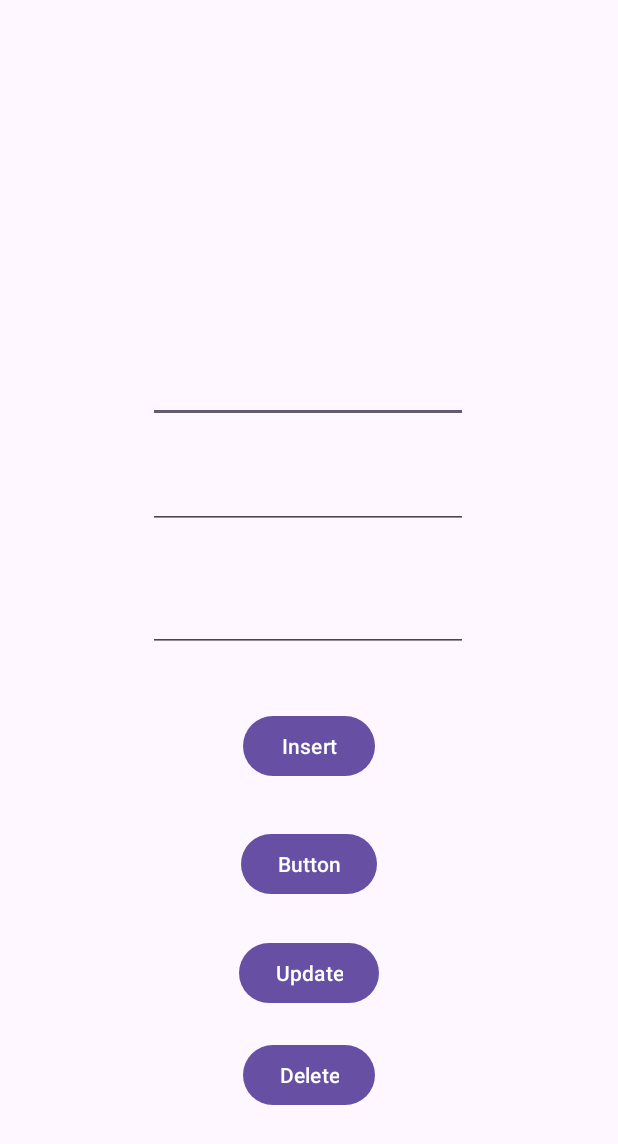
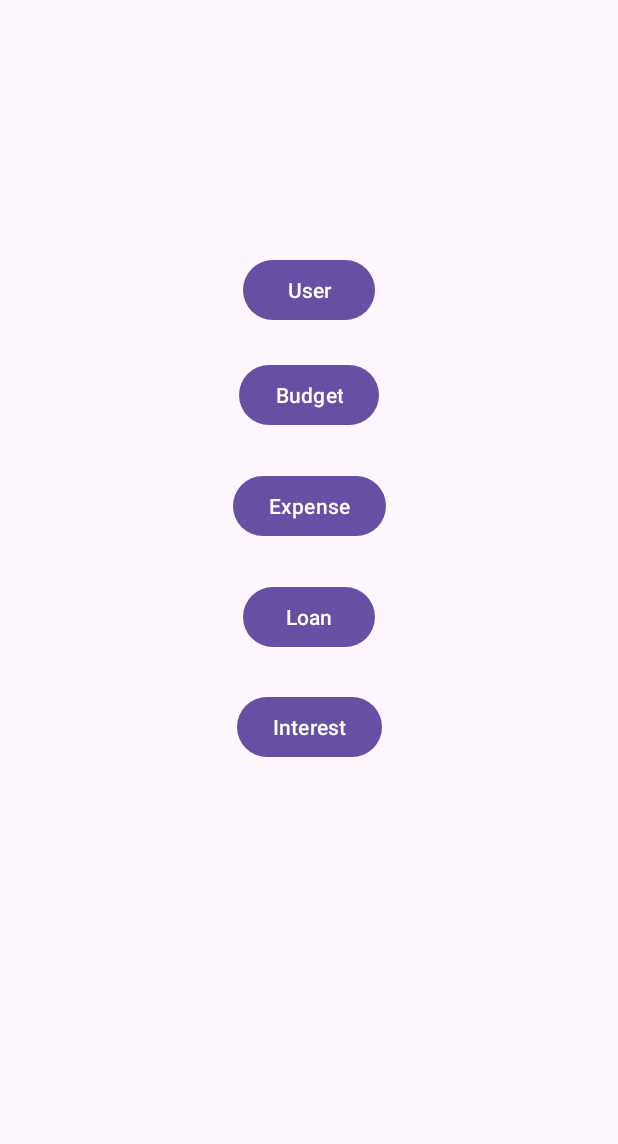
Before and after one commit to quanhm2212/Personal-Money-Management, an Android app: the MainActivity screen opened directly, with no data from a screen before it, on a phone screen of 412 x 824 dp. Shown: the top 1144 px of the screen. Run offline under Robolectric (Android 15) with nearby library versions, the phone set to English and light mode, and no system bars.

Commit message:
A Tùng làm mấy cái function giúp e với

```diff
--- a/app/src/main/java/com/example/myapplication/MainActivity.java
+++ b/app/src/main/java/com/example/myapplication/MainActivity.java
@@ -2,88 +2,26 @@ package com.example.myapplication;
 
 import androidx.appcompat.app.AppCompatActivity;
 
+import android.content.Intent;
 import android.os.Bundle;
 import android.view.View;
 import android.widget.Button;
-import android.widget.EditText;
-import android.widget.Toast;
 
 public class MainActivity extends AppCompatActivity {
 
-    AccountDB myDB;
-    EditText name, sex, dob;
-    Button add, getID, update, delete;
-    CurrentAccount Acc;
-
+    Button btnUser, btnBudget, btnExpense, btnLoan, btnInterest;
     @Override
     protected void onCreate(Bundle savedInstanceState) {
         super.onCreate(savedInstanceState);
         setContentView(R.layout.activity_main);
 
-        Acc = new CurrentAccount();
+        btnUser = findViewById(R.id.btnUser);
 
-        myDB = new AccountDB(this);
-
-        name = findViewById(R.id.name);
-        sex = findViewById(R.id.sex);
-        dob = findViewById(R.id.dob);
-
-        add = findViewById(R.id.add);
-        getID = findViewById(R.id.getID);
-        update = findViewById(R.id.update);
-        delete = findViewById(R.id.delete);
-
-        add.setOnClickListener(new View.OnClickListener() {
+        btnUser.setOnClickListener(new View.OnClickListener() {
             @Override
             public void onClick(View v) {
-                String Name = name.getText().toString();
-                String Sex = sex.getText().toString();
-                String Dob = dob.getText().toString();
-
-                Boolean result = myDB.insertUser(myDB.checkIDUsers(Acc.id), Acc.id, Name, Sex, Dob);
-                if (result == false){
-                    Toast.makeText(MainActivity.this, "Failed", Toast.LENGTH_SHORT).show();
-                }
-                else{
-                    Toast.makeText(MainActivity.this, "Success", Toast.LENGTH_SHORT).show();
-                }
-            }
-        });
-
-        getID.setOnClickListener(new View.OnClickListener() {
-            @Override
-            public void onClick(View v) {
-                Toast.makeText(MainActivity.this, Acc.id.toString(), Toast.LENGTH_SHORT).show();
-            }
-        });
-
-        update.setOnClickListener(new View.OnClickListener() {
-            @Override
-            public void onClick(View v) {
-                String Name = name.getText().toString();
-                String Sex = sex.getText().toString();
-                String Dob = dob.getText().toString();
-
-                Boolean result = myDB.updateUser(myDB.checkIDUsers(Acc.id), Acc.id, Name, Sex, Dob);
-                if (result == false){
-                    Toast.makeText(MainActivity.this, "Failed", Toast.LENGTH_SHORT).show();
-                }
-                else{
-                    Toast.makeText(MainActivity.this, "Success", Toast.LENGTH_SHORT).show();
-                }
-            }
-        });
-
-        delete.setOnClickListener(new View.OnClickListener() {
-            @Override
-            public void onClick(View v) {
-                Boolean result = myDB.deleteUser(Acc.id);
-                if (result == true){
-                    Toast.makeText(MainActivity.this, "Data deleted", Toast.LENGTH_SHORT).show();
-                }
-                else{
-                    Toast.makeText(MainActivity.this, "Failed", Toast.LENGTH_SHORT).show();
-                }
+                Intent intent = new Intent(getApplicationContext(), UsersInfo.class);
+                startActivity(intent);
             }
         });
     }
--- a/app/src/main/res/layout/activity_main.xml
+++ b/app/src/main/res/layout/activity_main.xml
@@ -7,84 +7,58 @@
     tools:context=".MainActivity">
 
     <Button
-        android:id="@+id/add"
+        android:id="@+id/btnUser"
         android:layout_width="wrap_content"
         android:layout_height="wrap_content"
-        android:text="Insert"
+        android:text="User"
         app:layout_constraintBottom_toBottomOf="parent"
         app:layout_constraintEnd_toEndOf="parent"
         app:layout_constraintStart_toStartOf="parent"
         app:layout_constraintTop_toTopOf="parent"
-        app:layout_constraintVertical_bias="0.61" />
+        app:layout_constraintVertical_bias="0.218" />
 
-    <EditText
-        android:id="@+id/name"
+    <Button
+        android:id="@+id/btnBudget"
         android:layout_width="wrap_content"
         android:layout_height="wrap_content"
-        android:ems="10"
-        android:inputType="text"
-        app:layout_constraintBottom_toBottomOf="parent"
-        app:layout_constraintEnd_toEndOf="parent"
-        app:layout_constraintHorizontal_bias="0.497"
-        app:layout_constraintStart_toStartOf="parent"
-        app:layout_constraintTop_toTopOf="parent"
-        app:layout_constraintVertical_bias="0.304" />
-
-    <EditText
-        android:id="@+id/sex"
-        android:layout_width="wrap_content"
-        android:layout_height="wrap_content"
-        android:ems="10"
-        android:inputType="text"
-        app:layout_constraintBottom_toBottomOf="parent"
-        app:layout_constraintEnd_toEndOf="parent"
-        app:layout_constraintHorizontal_bias="0.497"
-        app:layout_constraintStart_toStartOf="parent"
-        app:layout_constraintTop_toTopOf="parent"
-        app:layout_constraintVertical_bias="0.395" />
-
-    <EditText
-        android:id="@+id/dob"
-        android:layout_width="wrap_content"
-        android:layout_height="wrap_content"
-        android:ems="10"
-        android:inputType="text"
-        app:layout_constraintBottom_toBottomOf="parent"
-        app:layout_constraintEnd_toEndOf="parent"
-        app:layout_constraintHorizontal_bias="0.497"
-        app:layout_constraintStart_toStartOf="parent"
-        app:layout_constraintTop_toTopOf="parent" />
-
-    <Button
-        android:id="@+id/getID"
-        android:layout_width="wrap_content"
-        android:layout_height="wrap_content"
-        android:text="Button"
+        android:text="Budget"
         app:layout_constraintBottom_toBottomOf="parent"
         app:layout_constraintEnd_toEndOf="parent"
         app:layout_constraintStart_toStartOf="parent"
         app:layout_constraintTop_toTopOf="parent"
-        app:layout_constraintVertical_bias="0.711" />
+        app:layout_constraintVertical_bias="0.308" />
 
     <Button
-        android:id="@+id/update"
+        android:id="@+id/btnExpense"
         android:layout_width="wrap_content"
         android:layout_height="wrap_content"
-        android:text="Update"
+        android:text="Expense"
         app:layout_constraintBottom_toBottomOf="parent"
         app:layout_constraintEnd_toEndOf="parent"
         app:layout_constraintStart_toStartOf="parent"
         app:layout_constraintTop_toTopOf="parent"
-        app:layout_constraintVertical_bias="0.805" />
+        app:layout_constraintVertical_bias="0.404" />
 
     <Button
-        android:id="@+id/delete"
+        android:id="@+id/btnLoan"
         android:layout_width="wrap_content"
         android:layout_height="wrap_content"
-        android:text="Delete"
+        android:text="Loan"
         app:layout_constraintBottom_toBottomOf="parent"
         app:layout_constraintEnd_toEndOf="parent"
         app:layout_constraintStart_toStartOf="parent"
         app:layout_constraintTop_toTopOf="parent"
-        app:layout_constraintVertical_bias="0.893" />
+        app:layout_constraintVertical_bias="0.499" />
+
+    <Button
+        android:id="@+id/btnInterest"
+        android:layout_width="wrap_content"
+        android:layout_height="wrap_content"
+        android:text="Interest"
+        app:layout_constraintBottom_toBottomOf="parent"
+        app:layout_constraintEnd_toEndOf="parent"
+        app:layout_constraintStart_toStartOf="parent"
+        app:layout_constraintTop_toTopOf="parent"
+        app:layout_constraintVertical_bias="0.594" />
+
 </androidx.constraintlayout.widget.ConstraintLayout>
```
Also changed, not shown: app/src/main/AndroidManifest.xml (+7 -4 lines), app/src/main/java/com/example/myapplication/AccountDB.java (+53 -7 lines), app/src/main/java/com/example/myapplication/UsersInfo.java (added, +93 -0 lines), app/src/main/res/layout/activity_users_info.xml (added, +104 -0 lines).
